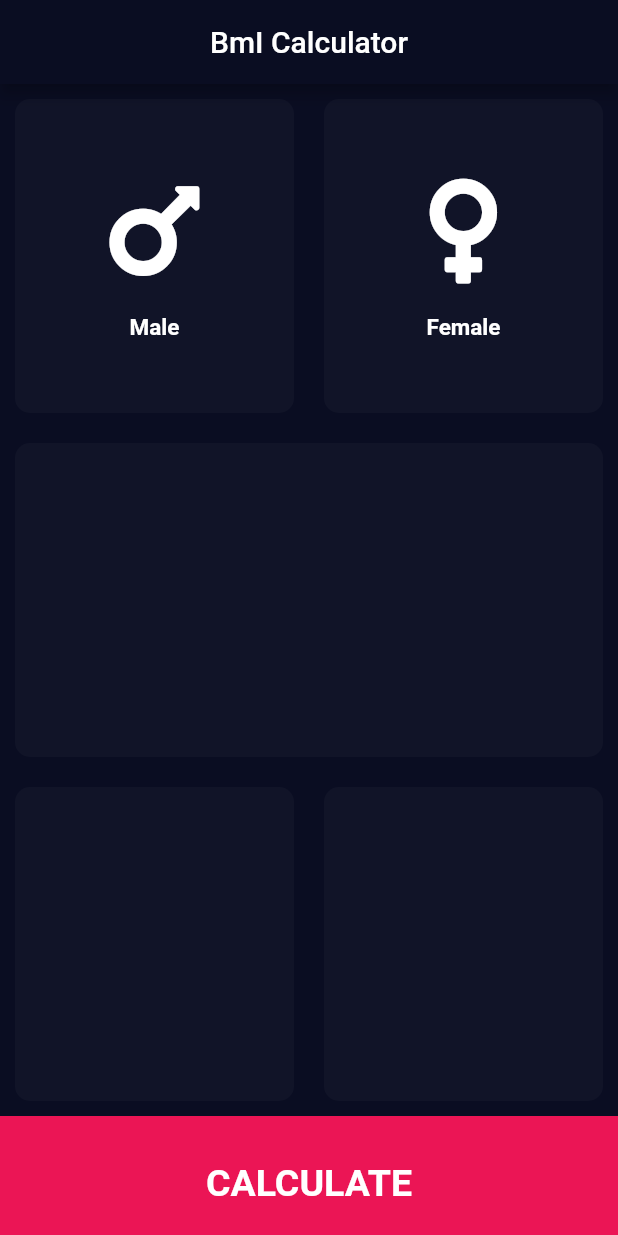
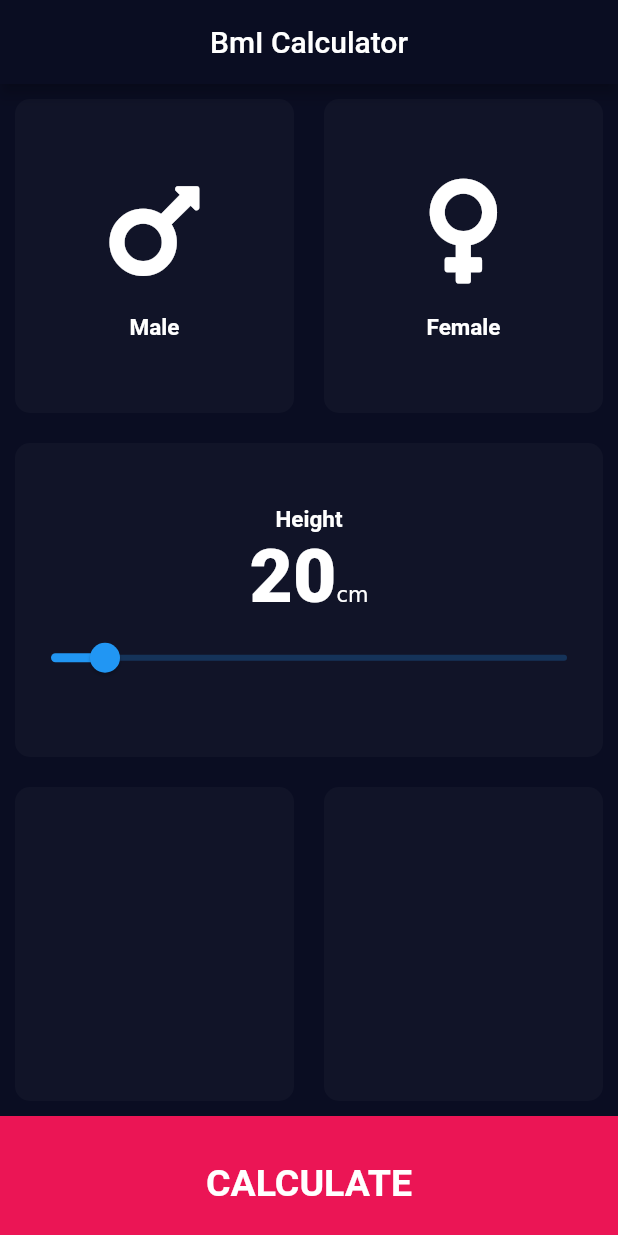
Before and after one commit to MianMubasharAli/BMI-Calculator, a Flutter app: the screen it shows after launch, on a phone screen of 412 x 824 dp. Run offline on Flutter 3.47's test engine with Material 2 defaults, Android fonts, the phone set to English and light mode, and no system bars; our stand-ins replace font_awesome_flutter.

Commit message:
many other functionalities added

```diff
--- /dev/null
+++ b/lib/constants.dart
@@ -0,0 +1,9 @@
+import 'package:flutter/material.dart';
+
+const kBottomContainerHeight = 80.0;
+const kInActiveColor = Color(0xFF111428);
+const kActiveColor = Color(0xFF111341);
+
+const kTextStyle = TextStyle(fontWeight: FontWeight.bold, fontSize: 15);
+const kHeightCardTextStyle =
+    TextStyle(fontSize: 50.0, fontWeight: FontWeight.w900);
--- a/lib/home1.dart
+++ b/lib/home1.dart
@@ -2,10 +2,8 @@ import 'package:flutter/material.dart';
 import 'package:font_awesome_flutter/font_awesome_flutter.dart';
 import 'reuseable_card.dart';
 import 'reuseable_card_content.dart';
+import 'constants.dart';
 
-const bottomContainerHeight = 80.0;
-const inActiveColor = Color(0xFF111428);
-const activeColor = Color(0xFF111341);
 enum GenderType { male, female }
 
 class Home1 extends StatefulWidget {
@@ -17,6 +15,7 @@ class Home1 extends StatefulWidget {
 
 class _Home1State extends State<Home1> {
   GenderType? genderType;
+  double _currentSliderValue = 20;
   // Color maleCardColor = inActiveColor;
   // Color femaleCardColor = inActiveColor;
   // void updateColor(GenderType gender) {
@@ -56,8 +55,8 @@ class _Home1State extends State<Home1> {
                     });
                   },
                   color: genderType == GenderType.male
-                      ? activeColor
-                      : inActiveColor,
+                      ? kActiveColor
+                      : kInActiveColor,
                   childWidget: ReuseableCardContent(
                       icon: FontAwesomeIcons.mars, name: 'Male'),
                 ),
@@ -70,8 +69,8 @@ class _Home1State extends State<Home1> {
                     });
                   },
                   color: genderType == GenderType.female
-                      ? activeColor
-                      : inActiveColor,
+                      ? kActiveColor
+                      : kInActiveColor,
                   childWidget: ReuseableCardContent(
                     icon: FontAwesomeIcons.venus,
                     name: "Female",
@@ -82,7 +81,37 @@ class _Home1State extends State<Home1> {
           )),
           Expanded(
             child: ReuseableCard(
-              color: inActiveColor,
+              color: kInActiveColor,
+              childWidget: Column(
+                mainAxisAlignment: MainAxisAlignment.center,
+                children: [
+                  const Text("Height", style: kTextStyle),
+                  RichText(
+                    text: TextSpan(
+                      children: [
+                        TextSpan(
+                            text: _currentSliderValue.toStringAsFixed(0),
+                            style: kHeightCardTextStyle),
+                        TextSpan(
+                          text: "cm",
+                        ),
+                      ],
+                    ),
+                  ),
+                  Slider(
+                    value: _currentSliderValue,
+                    min: 0,
+                    max: 200,
+                    divisions: 200,
+                    label: _currentSliderValue.round().toString(),
+                    onChanged: (double value) {
+                      setState(() {
+                        _currentSliderValue = value;
+                      });
+                    },
+                  ),
+                ],
+              ),
             ),
           ),
           Expanded(
@@ -90,19 +119,19 @@ class _Home1State extends State<Home1> {
             children: [
               Expanded(
                 child: ReuseableCard(
-                  color: inActiveColor,
+                  color: kInActiveColor,
                 ),
               ),
               Expanded(
                 child: ReuseableCard(
-                  color: inActiveColor,
+                  color: kInActiveColor,
                 ),
               ),
             ],
           )),
           Container(
             width: double.infinity,
-            height: bottomContainerHeight,
+            height: kBottomContainerHeight,
             color: Color(0xFFEB1555),
             padding: const EdgeInsets.only(top: 10),
             child: const Center(
--- a/lib/reuseable_card_content.dart
+++ b/lib/reuseable_card_content.dart
@@ -1,6 +1,5 @@
 import 'package:flutter/material.dart';
-
-const textStyle = TextStyle(fontWeight: FontWeight.bold, fontSize: 15);
+import 'constants.dart';
 
 class ReuseableCardContent extends StatelessWidget {
   final IconData? icon;
@@ -20,7 +19,7 @@ class ReuseableCardContent extends StatelessWidget {
         ),
         Text(
           name!,
-          style: textStyle,
+          style: kTextStyle,
         )
       ],
     );
```
